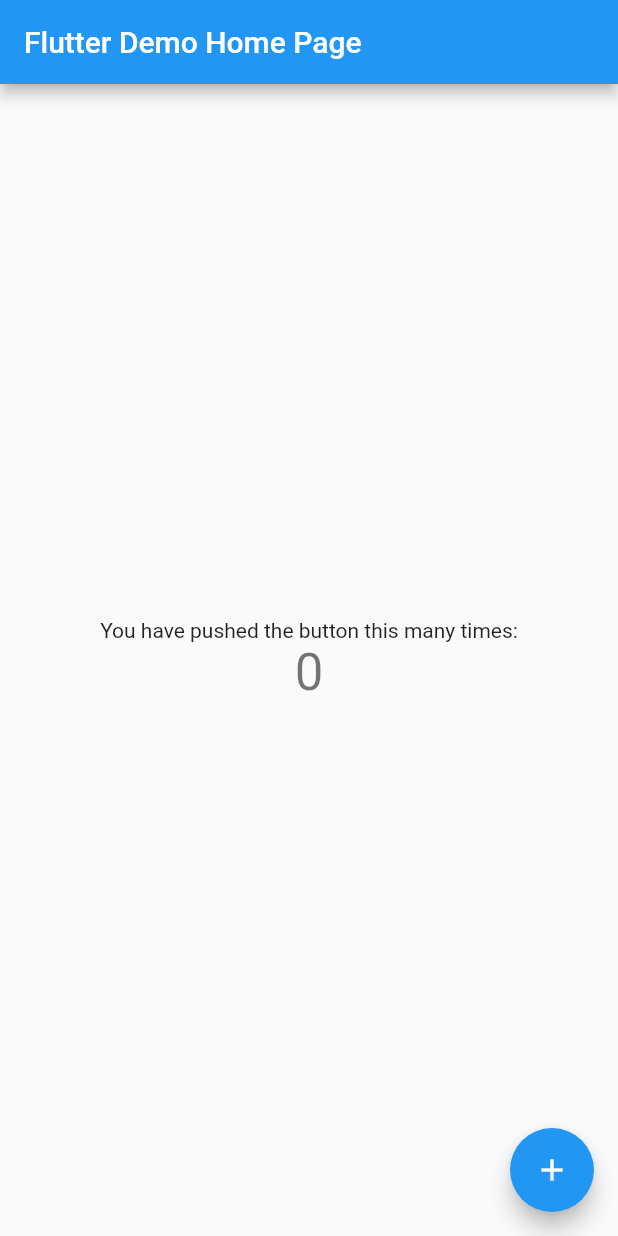
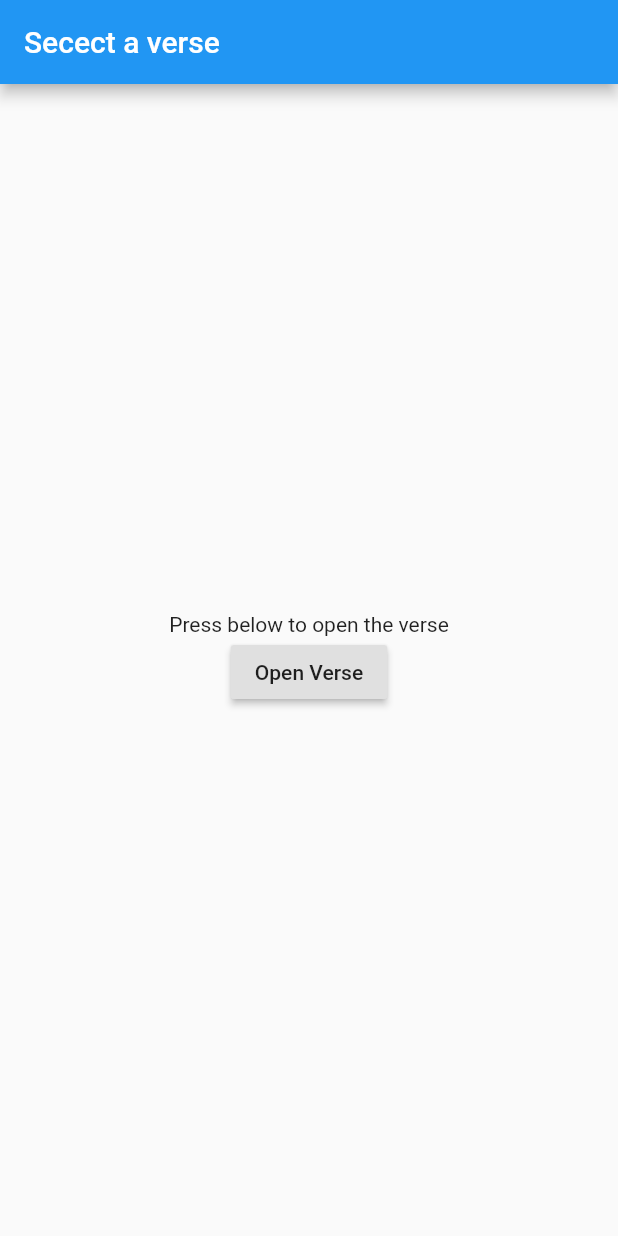
Before and after one commit to Jonbat/Bible-App-Mobile, a Flutter app: the screen it shows after launch, on a phone screen of 412 x 824 dp. Run offline on Flutter 3.47's test engine with Material 2 defaults, Android fonts, the phone set to English and light mode, and no system bars.

Commit message:
add a button to route to the VerseDisplay view

```diff
--- a/lib/main.dart
+++ b/lib/main.dart
@@ -1,12 +1,28 @@
+import 'package:bible_app_mobile/pages/verseDisplay.dart';
 import 'package:flutter/material.dart';
 import 'services/verseAPI.dart';
+import 'models/verse.dart';
 
-void main() => runApp(MyApp());
+Future<void> main() async {
+  // final VerseAPI verseAPI = VerseAPI();
+  runApp(MyApp());
+
+  // comment out to test api calls
+  // VerseResponse verseResponse = await verseAPI.getVerses('ASV', 'Genesis', 3, 1);
+  // print(verseResponse.prev);
+
+  // List<String> versions = await verseAPI.getVersions();
+  // print(versions.first);
+}
 
 class MyApp extends StatelessWidget {
+
+
   // This widget is the root of your application.
   @override
   Widget build(BuildContext context) {
+
+
     return MaterialApp(
       title: 'Flutter Demo',
       theme: ThemeData(
@@ -45,18 +61,16 @@ class MyHomePage extends StatefulWidget {
 }
 
 class _MyHomePageState extends State<MyHomePage> {
-  int _counter = 0;
 
-  void _incrementCounter() {
+  // an example of a function
+  void doSomething() {
     setState(() {
       // This call to setState tells the Flutter framework that something has
       // changed in this State, which causes it to rerun the build method below
       // so that the display can reflect the updated values. If we changed
       // _counter without calling setState(), then the build method would not be
       // called again, and so nothing would appear to happen.
-      _counter++;
     });
-    getVersions();
   }
 
   @override
@@ -71,7 +85,7 @@ class _MyHomePageState extends State<MyHomePage> {
       appBar: AppBar(
         // Here we take the value from the MyHomePage object that was created by
         // the App.build method, and use it to set our appbar title.
-        title: Text(widget.title),
+        title: Text('Secect a verse'),
       ),
       body: Center(
         // Center is a layout widget. It takes a single child and positions it
@@ -94,20 +108,20 @@ class _MyHomePageState extends State<MyHomePage> {
           mainAxisAlignment: MainAxisAlignment.center,
           children: <Widget>[
             Text(
-              'You have pushed the button this many times:',
+              'Press below to open the verse',
             ),
-            Text(
-              '$_counter',
-              style: Theme.of(context).textTheme.display1,
-            ),
+            RaisedButton(
+              child: Text('Open Verse'),
+              onPressed: () {
+                Navigator.push(
+                  context,
+                  MaterialPageRoute(builder: (context) => VerseDisplay())
+                );
+              },
+            )
           ],
         ),
       ),
-      floatingActionButton: FloatingActionButton(
-        onPressed: _incrementCounter,
-        tooltip: 'Increment',
-        child: Icon(Icons.add),
-      ), // This trailing comma makes auto-formatting nicer for build methods.
     );
   }
 }
```
